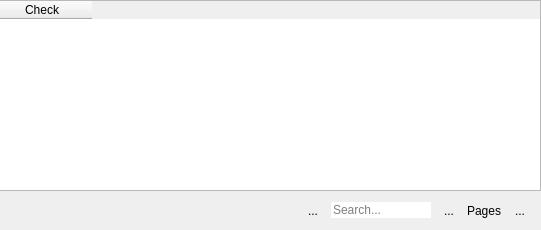
Before: the Qt Designer form tafor/components/ui/main_table.ui in up1and/tafor, drawn with Qt 5; both pictures show x 309 to 850 and y 0 to 230 of the 850 by 230 pixel window.
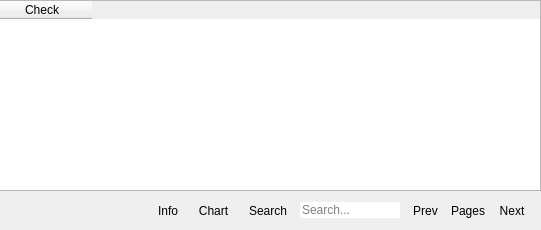
After: the same form once the commit is applied.

```diff
--- a/tafor/components/ui/main_table.ui
+++ b/tafor/components/ui/main_table.ui
@@ -87,7 +87,27 @@
       <item>
        <widget class="QToolButton" name="infoButton">
         <property name="text">
-         <string notr="true">...</string>
+         <string notr="true">Info</string>
+        </property>
+        <property name="autoRaise">
+         <bool>true</bool>
+        </property>
+       </widget>
+      </item>
+      <item>
+       <widget class="QToolButton" name="chartButton">
+        <property name="text">
+         <string notr="true">Chart</string>
+        </property>
+        <property name="autoRaise">
+         <bool>true</bool>
+        </property>
+       </widget>
+      </item>
+      <item>
+       <widget class="QToolButton" name="searchButton">
+        <property name="text">
+         <string notr="true">Search</string>
         </property>
         <property name="autoRaise">
          <bool>true</bool>
@@ -119,7 +139,7 @@
       <item>
        <widget class="QToolButton" name="prevButton">
         <property name="text">
-         <string notr="true">...</string>
+         <string notr="true">Prev</string>
         </property>
         <property name="autoRaise">
          <bool>true</bool>
@@ -139,7 +159,7 @@
       <item>
        <widget class="QToolButton" name="nextButton">
         <property name="text">
-         <string notr="true">...</string>
+         <string notr="true">Next</string>
         </property>
         <property name="autoRaise">
          <bool>true</bool>
```
